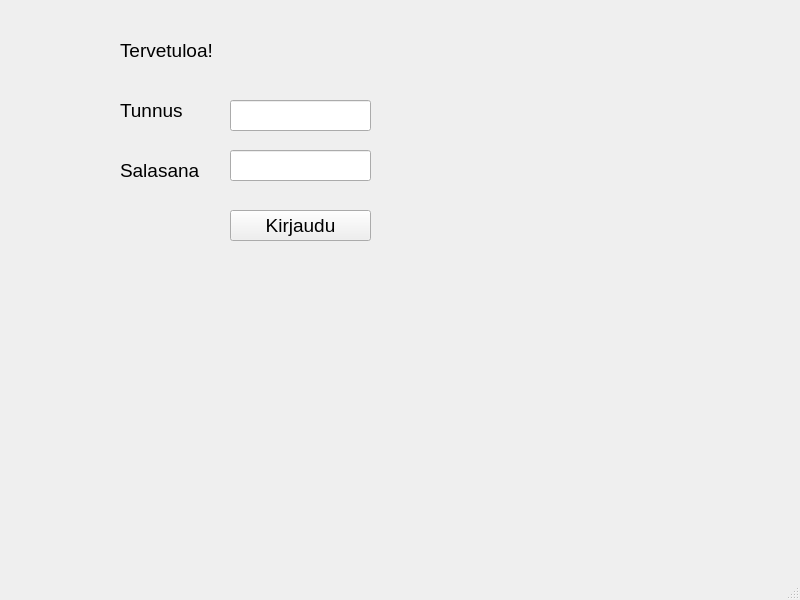
The window that bank_automat/mainwindow.ui (25kmo-project/group_7) describes before a commit, drawn with Qt 5.
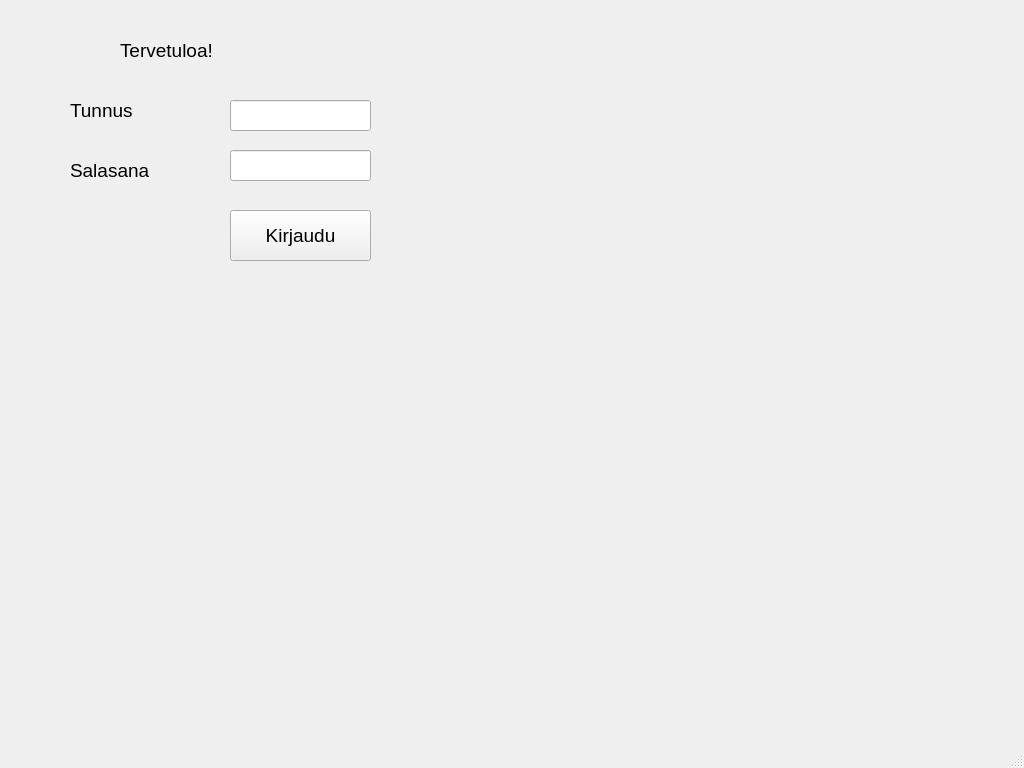
The same window after the commit.

Diff of the .ui file:
```diff
--- a/bank_automat/mainwindow.ui
+++ b/bank_automat/mainwindow.ui
@@ -6,10 +6,16 @@
    <rect>
     <x>0</x>
     <y>0</y>
-    <width>800</width>
-    <height>600</height>
+    <width>1024</width>
+    <height>768</height>
    </rect>
   </property>
+  <property name="minimumSize">
+   <size>
+    <width>1024</width>
+    <height>768</height>
+   </size>
+  </property>
   <property name="font">
    <font>
     <pointsize>14</pointsize>
@@ -22,9 +28,9 @@
    <widget class="QLabel" name="label">
     <property name="geometry">
      <rect>
-      <x>120</x>
+      <x>70</x>
       <y>80</y>
-      <width>81</width>
+      <width>131</width>
       <height>61</height>
      </rect>
     </property>
@@ -35,9 +41,9 @@
    <widget class="QLabel" name="label_2">
     <property name="geometry">
      <rect>
-      <x>120</x>
+      <x>70</x>
       <y>140</y>
-      <width>101</width>
+      <width>121</width>
       <height>61</height>
      </rect>
     </property>
@@ -74,7 +80,7 @@
       <x>230</x>
       <y>210</y>
       <width>141</width>
-      <height>31</height>
+      <height>51</height>
      </rect>
     </property>
     <property name="text">
@@ -84,10 +90,10 @@
    <widget class="QLabel" name="labelInfo">
     <property name="geometry">
      <rect>
-      <x>120</x>
-      <y>250</y>
-      <width>521</width>
-      <height>81</height>
+      <x>90</x>
+      <y>310</y>
+      <width>311</width>
+      <height>61</height>
      </rect>
     </property>
     <property name="text">
```
Left out of the diff: 2 changed lines with no effect on the pictures.
